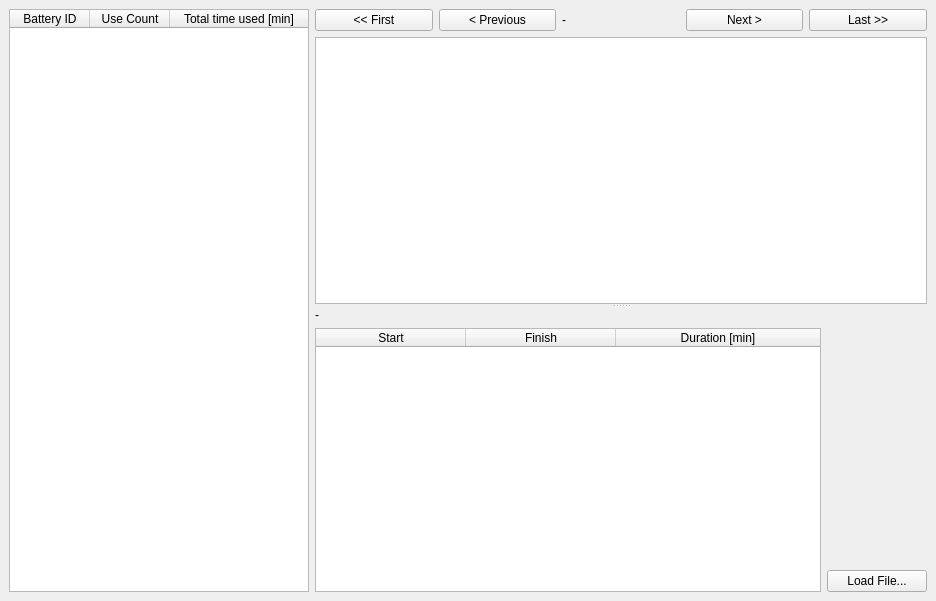
Before: the Qt Designer form mainwindow.ui in j-glow/battery-analyzer, drawn with Qt 5.
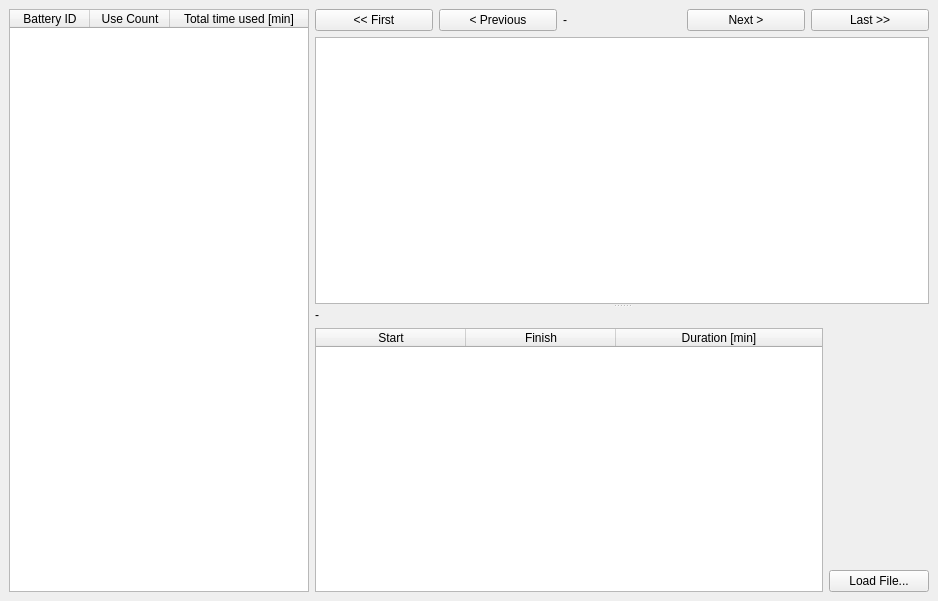
After: the same form once the commit is applied. Custom widgets are drawn as their Qt base class.

Commit message: auto update record table

Diff of the .ui file:
```diff
--- a/mainwindow.ui
+++ b/mainwindow.ui
@@ -6,7 +6,7 @@
    <rect>
     <x>0</x>
     <y>0</y>
-    <width>936</width>
+    <width>938</width>
     <height>601</height>
    </rect>
   </property>
@@ -157,7 +157,7 @@
           </item>
          </layout>
         </widget>
-        <widget class="QWidget" name="">
+        <widget class="QWidget" name="layoutWidget">
          <layout class="QHBoxLayout" name="horizontalLayout_2">
           <item>
            <layout class="QVBoxLayout" name="verticalLayout_3">
```
Left out of the diff: 3 changed lines with no effect on the pictures. The commit also changes 2 other files.
